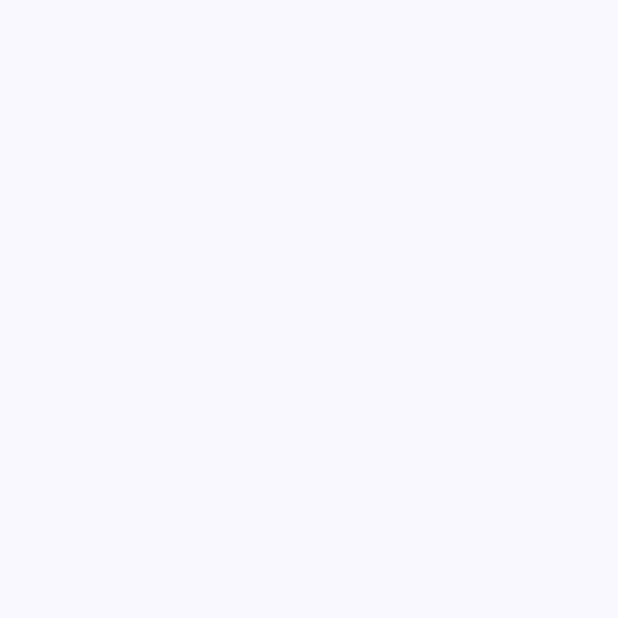
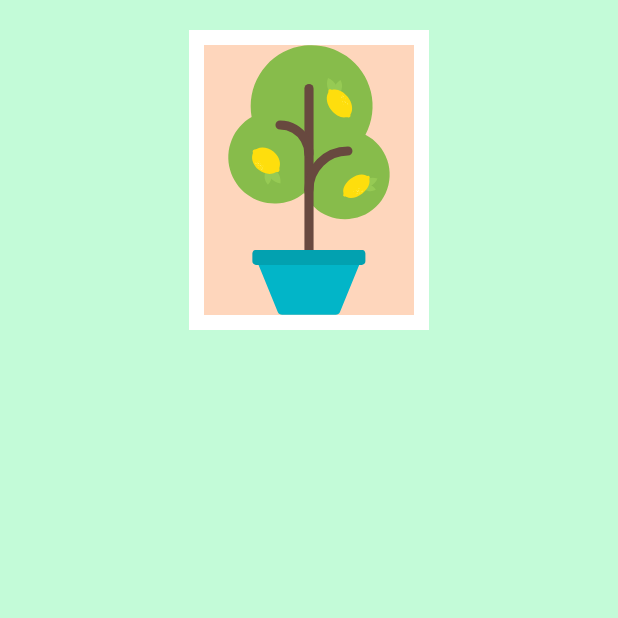
Before and after one commit to Name707/ArtSpaceApp, an Android app built with Jetpack Compose: the screen it shows after launch (MainActivity), on a phone screen of 412 x 824 dp, the top half of it. Before the commit the part shown is empty. Run offline under Robolectric (Android 15) with nearby library versions, the phone set to English and light mode, and no system bars.

Commit message:
Добавлено изображение

```diff
--- a/app/src/main/java/com/example/artspace/MainActivity.kt
+++ b/app/src/main/java/com/example/artspace/MainActivity.kt
@@ -3,13 +3,26 @@ package com.example.artspace
 import android.os.Bundle
 import androidx.activity.ComponentActivity
 import androidx.activity.compose.setContent
+import androidx.compose.foundation.Image
+import androidx.compose.foundation.background
+import androidx.compose.foundation.border
+import androidx.compose.foundation.layout.Column
+import androidx.compose.foundation.layout.Spacer
 import androidx.compose.foundation.layout.fillMaxSize
+import androidx.compose.foundation.layout.height
+import androidx.compose.foundation.layout.wrapContentSize
+import androidx.compose.foundation.shape.RoundedCornerShape
 import androidx.compose.material3.MaterialTheme
 import androidx.compose.material3.Surface
 import androidx.compose.material3.Text
 import androidx.compose.runtime.Composable
+import androidx.compose.ui.Alignment
 import androidx.compose.ui.Modifier
+import androidx.compose.ui.graphics.Color
+import androidx.compose.ui.res.painterResource
+
 import androidx.compose.ui.tooling.preview.Preview
+import androidx.compose.ui.unit.dp
 import com.example.artspace.ui.theme.ArtSpaceTheme
 
 class MainActivity : ComponentActivity() {
@@ -17,27 +30,46 @@ class MainActivity : ComponentActivity() {
         super.onCreate(savedInstanceState)
         setContent {
             ArtSpaceTheme {
-                // A surface container using the 'background' color from the theme
-                Surface(
-                    modifier = Modifier.fillMaxSize(),
-                    color = MaterialTheme.colorScheme.background
-                ) {
                     ArtSpaceLayout()
-
-                }
             }
         }
     }
 }
+@Preview
+@Composable
+fun ArtSpaceLayout() {
+    ArtSpaceImage(
+        modifier = Modifier
+            .fillMaxSize()
+            .wrapContentSize(Alignment.Center)
+    )
+}
 
 @Composable
-fun ArtSpaceLayout() {
+fun ArtSpaceImage(
+    modifier: Modifier,
+) {
+    val currentImage = R.drawable.lemon_tree
+
+    Column(
+        modifier = Modifier
+            .fillMaxSize()
+            .background(Color(0xFFC3FBD8)),
+        horizontalAlignment = Alignment.CenterHorizontally
+
+    ) {
+
+        Spacer(
+            modifier = Modifier.height(20.dp)
+        )
+
+        Image(
+            painter = painterResource(currentImage),
+            contentDescription = null,
+            modifier = Modifier
+                .border(10.dp, Color.White, )
+                .background(Color(0xFFFED6BC))
+        )
+    }
 
 }
-
-fun artSpaceImage(
-    modifier: Modifier,
-
-) {
-
-}
```
